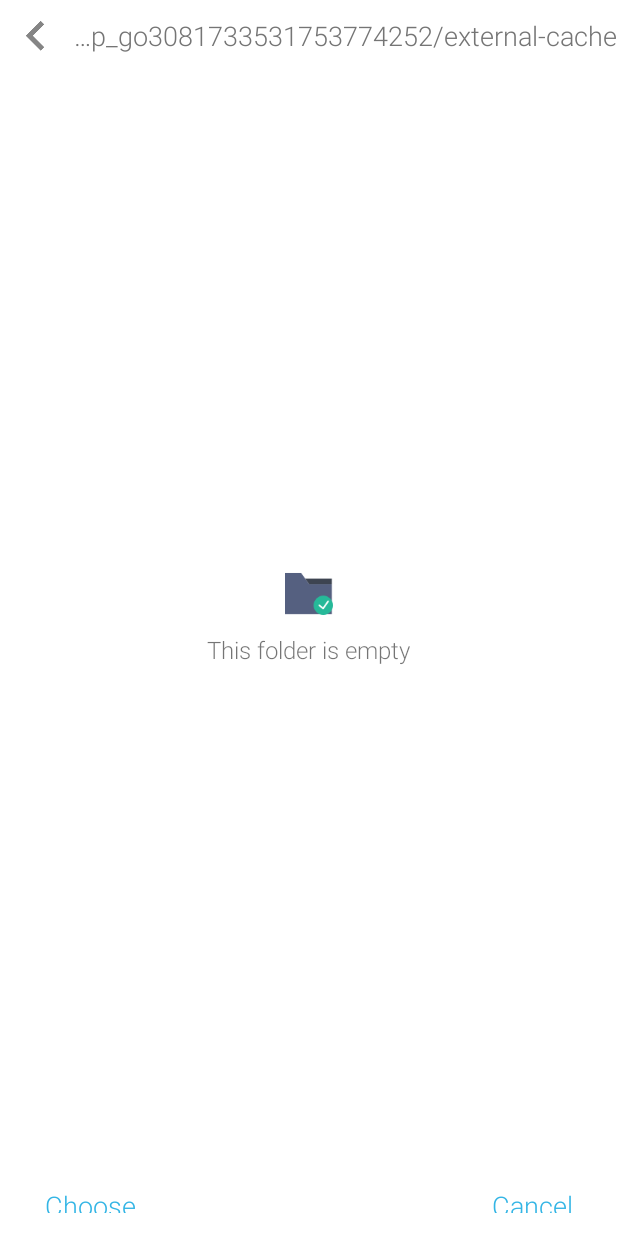
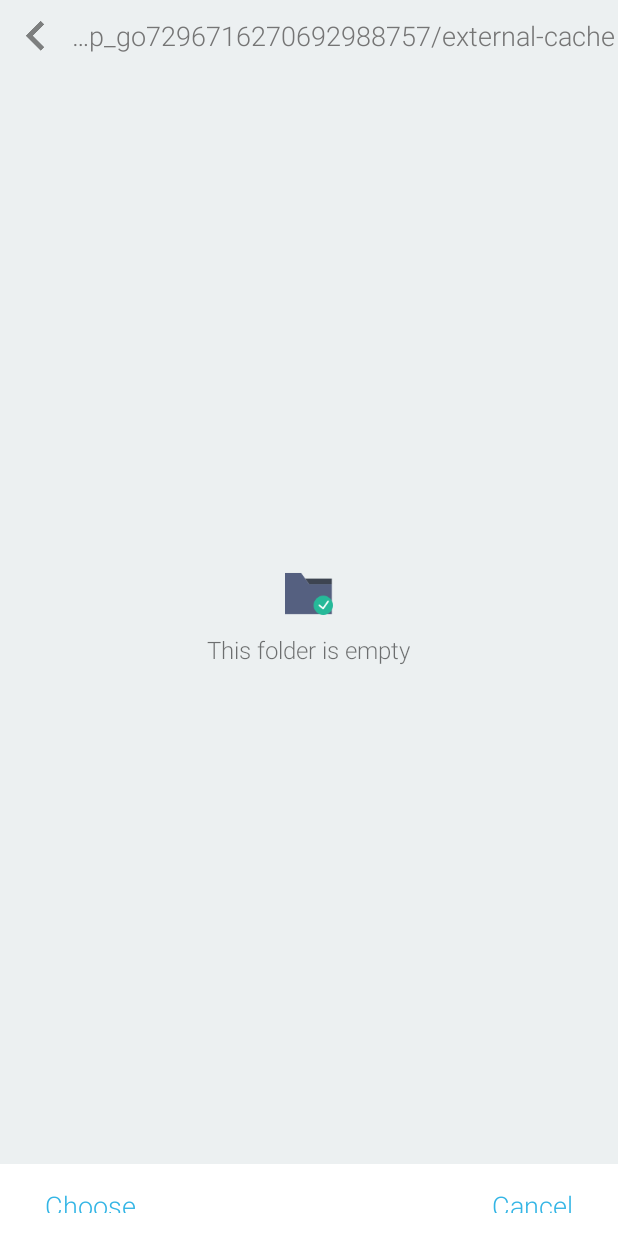
Before and after one commit to vuquangkhtn/FileManager, an Android app: the fragment FolderPickerDialog placed in its activity, on a phone screen of 412 x 824 dp. Run offline under Robolectric (Android 15) with nearby library versions, the phone set to English and light mode, and no system bars.

Commit message:
[UI] update ui, hide imbMore in QuickAccess

```diff
--- a/app/src/main/java/com/onlinetest/vuquang/filemanager/main/MainActivity.java
+++ b/app/src/main/java/com/onlinetest/vuquang/filemanager/main/MainActivity.java
@@ -168,6 +168,7 @@ public class MainActivity extends BaseActivity implements MainMvpView{
 
     private void setQuickAccessUI() {
         layoutPath.setVisibility(View.GONE);
+        imbMore.setVisibility(View.GONE);
         recreatePopupLayout(null);
 
         txtTitle.setText("Quick Access");
--- a/app/src/main/res/layout/dialog_choose_folder.xml
+++ b/app/src/main/res/layout/dialog_choose_folder.xml
@@ -15,7 +15,7 @@
             android:id="@+id/rv_folder_list"
             android:layout_width="match_parent"
             android:layout_height="match_parent"
-            android:background="#ecf0f1">
+            android:background="@color/backgroud_gray">
         </android.support.v7.widget.RecyclerView>
     </LinearLayout>
     <FrameLayout
--- a/app/src/main/res/layout/layout_action_bar.xml
+++ b/app/src/main/res/layout/layout_action_bar.xml
@@ -1,5 +1,5 @@
 <?xml version="1.0" encoding="utf-8"?>
-<LinearLayout xmlns:android="http://schemas.android.com/apk/res/android"
+<FrameLayout xmlns:android="http://schemas.android.com/apk/res/android"
     android:layout_width="match_parent"
     android:layout_height="48dp"
     android:orientation="horizontal"
@@ -14,8 +14,7 @@
 
     <TextView
         android:id="@+id/tv_title"
-        android:layout_weight="1"
-        android:layout_width="0dp"
+        android:layout_width="match_parent"
         android:layout_height="wrap_content"
         android:layout_gravity="center"
         android:text="@string/app_name"
@@ -30,4 +29,4 @@
         android:layout_gravity="end"
         android:background="@android:color/holo_blue_light"
         android:src="@drawable/ic_action_more_white"/>
-</LinearLayout>
+</FrameLayout>
--- a/app/src/main/res/layout/layout_empty.xml
+++ b/app/src/main/res/layout/layout_empty.xml
@@ -3,7 +3,7 @@
     android:id="@+id/layout_empty"
     android:layout_width="match_parent"
     android:layout_height="match_parent"
-    android:background="@android:color/white"
+    android:background="@color/backgroud_gray"
     android:gravity="center"
     android:orientation="vertical">
 
--- a/app/src/main/res/layout/layout_path_bar.xml
+++ b/app/src/main/res/layout/layout_path_bar.xml
@@ -4,13 +4,13 @@
     android:layout_width="match_parent"
     android:layout_height="48dp"
     android:orientation="horizontal"
-    android:background="@android:color/white">
+    android:background="@color/backgroud_gray">
 
     <ImageButton
         android:id="@+id/imb_navi_back"
         android:layout_width="48dp"
         android:layout_height="48dp"
-        android:background="@android:color/white"
+        android:background="@color/backgroud_gray"
         android:src="@drawable/ic_back" />
 
     <TextView
@@ -19,7 +19,7 @@
         android:layout_width="0dp"
         android:layout_height="wrap_content"
         android:layout_gravity="center"
-        android:textAlignment="center"
+        android:gravity="start"
         android:textColor="@color/hint_text"
         android:scrollHorizontally="true"
         android:singleLine="true"
--- a/app/src/main/res/values/colors.xml
+++ b/app/src/main/res/values/colors.xml
@@ -6,4 +6,5 @@
 
     <color name="main_text">#000000</color>
     <color name="hint_text">#757575</color>
+    <color name="backgroud_gray">#ecf0f1</color>
 </resources>
```
Also changed, not shown: app/src/main/res/layout/dialog_sort.xml (+10 -0 lines).
